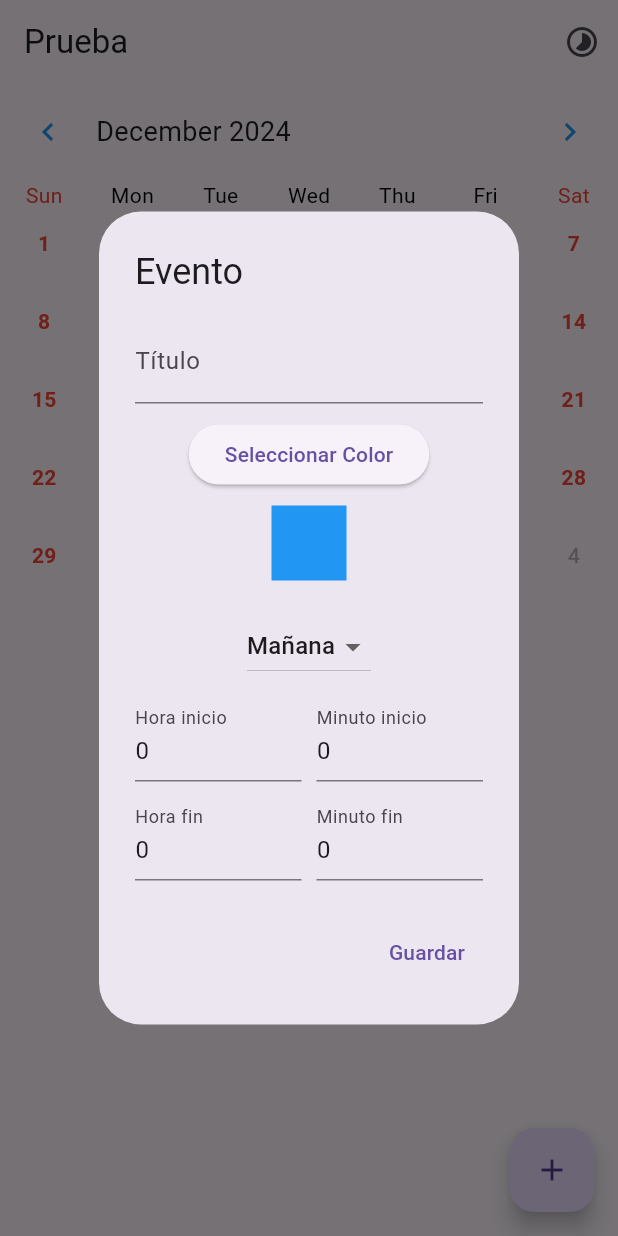
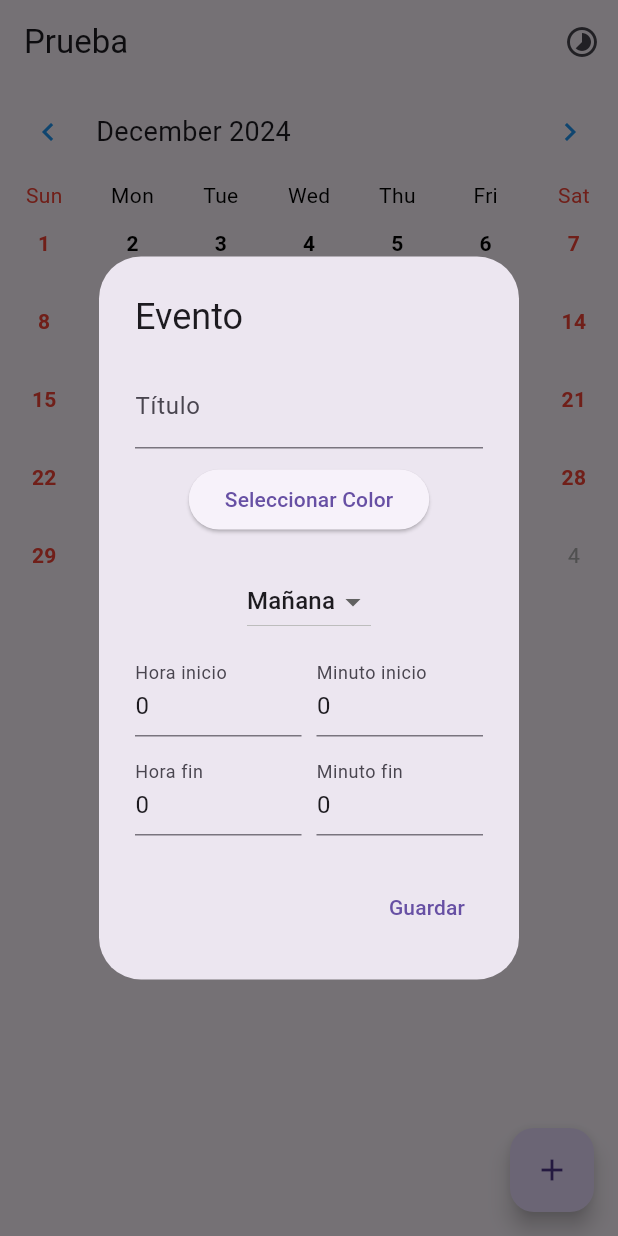
Before and after one commit to Mitxibisi/APP, a Flutter app: the screen it shows after launch, after a tap on the "add" icon, on a phone screen of 412 x 824 dp. Run offline on Flutter 3.47's test engine with Material 3 defaults, Android fonts, the phone set to English and light mode, and no system bars; drawn by our look-alikes of table_calendar; our stand-ins replace flutter_colorpicker.

Commit message:
PASA ALGO CON LA APK

```diff
--- a/lib/utils/color_picker.dart
+++ b/lib/utils/color_picker.dart
@@ -4,7 +4,7 @@ import 'package:flutter_colorpicker/flutter_colorpicker.dart';
 class ColorPickerScreen extends StatefulWidget {
   final ValueChanged<Color> onColorChanged; // Callback para manejar el color seleccionado
 
-  ColorPickerScreen({required this.onColorChanged});
+  const ColorPickerScreen({super.key, required this.onColorChanged});
 
   @override
   _ColorPickerScreenState createState() => _ColorPickerScreenState();
--- a/lib/widgets/evento_dialog.dart
+++ b/lib/widgets/evento_dialog.dart
@@ -74,13 +74,6 @@ class _EventoDialogState extends State<EventoDialog> {
                 );
               },
               child: const Text('Seleccionar Color'),
-            ),
-            const SizedBox(height: 10),
-            // Muestra el color seleccionado
-            Container(
-              width: 50,
-              height: 50,
-              color: color,
             ),
             const SizedBox(height: 20),
             // Selector de tipo de jornada
--- a/pubspec.yaml
+++ b/pubspec.yaml
@@ -37,7 +37,6 @@ dependencies:
   # The following adds the Cupertino Icons font to your application.
   # Use with the CupertinoIcons class for iOS style icons.
   cupertino_icons: ^1.0.8
-  flutter_launcher_icons: ^0.14.2
   flutter_colorpicker: ^1.1.0
 
 dev_dependencies:
```
Also changed, not shown: flutter_launcher_icons.yaml (deleted, +0 -17 lines), pubspec.lock, 28 other files.
